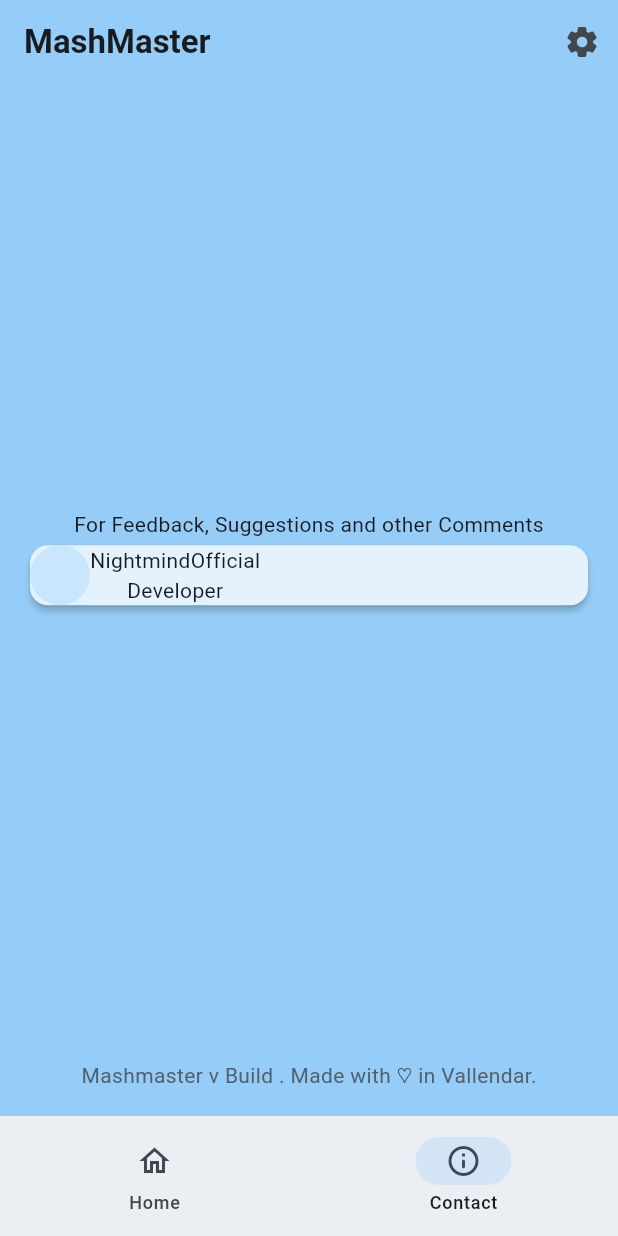
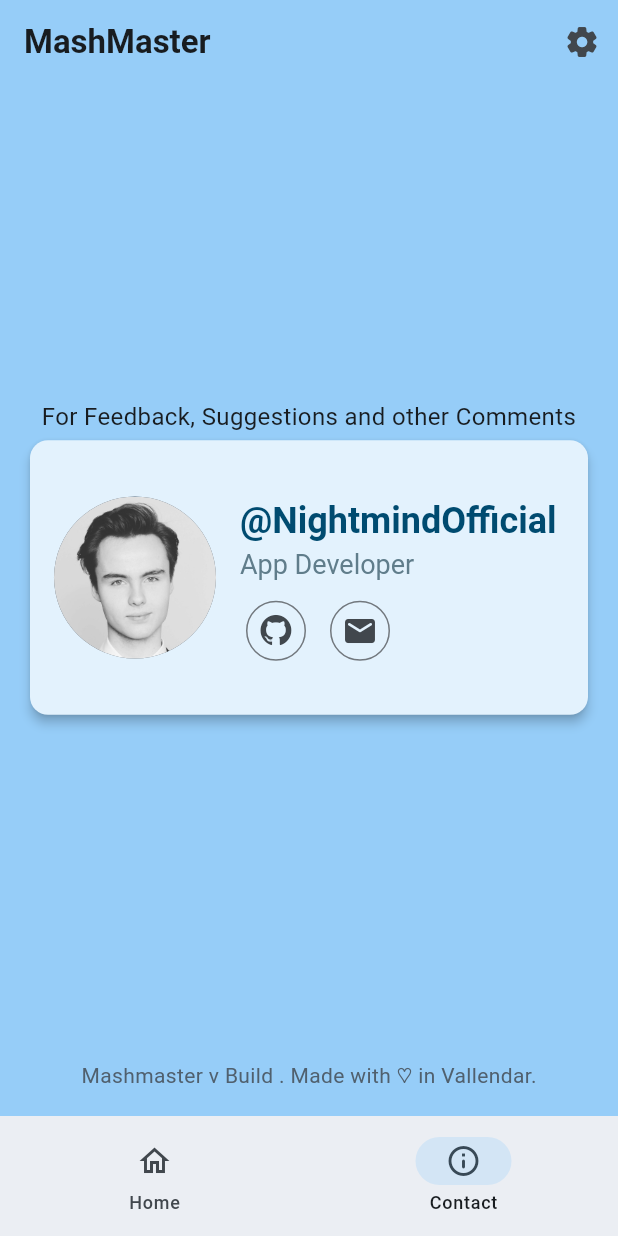
Before and after one commit to NightmindOfficial/mashmaster, a Flutter app: the ContactScreen screen opened by its route, on a phone screen of 412 x 824 dp. Run offline on Flutter 3.47's test engine with Material 3 defaults, Android fonts, the phone set to English and light mode, and no system bars; our stand-ins replace go_router; missing offline and left inert: flutter_app_info.

Commit message:
Implemented Settings, Contact Screen and URL Handling

```diff
--- a/lib/helpers/home_screen_cards.dart
+++ b/lib/helpers/home_screen_cards.dart
@@ -6,29 +6,35 @@ final List<ScreenCard> homeScreenCards = [
   ScreenCard(
     icon: Icons.clean_hands_rounded,
     title: "Reingungsmittel-Dosierer",
+    subtitle: "z.B. PBW, StarSan, SaniClean, ChemiPro Oxi",
     color: Colors.blue,
     location: HomeRoute.dosagecalc.path,
   ),
   ScreenCard(
     title: "Allgemeine Berechnungen",
+    subtitle:
+        "Alkoholgehalt, Kalorien, Refraktometrie, Boil-Off, Hydrometer-Korrektur, Karbonisierung",
     icon: Icons.calculate_rounded,
     color: Colors.teal,
     location: HomeRoute.generalcalc.path,
   ),
   ScreenCard(
     title: "Brau-Umrechnungen",
+    subtitle: "Extraktgehalt, Bierfarbe",
     icon: Icons.scale_rounded,
     color: Colors.amber,
     location: HomeRoute.brewcalc.path,
   ),
   ScreenCard(
     title: "Einheits-Umrechnungen",
+    subtitle: "Volumen, Gewicht, Temperatur",
     icon: Icons.format_underline_outlined,
     color: Colors.deepOrange,
     location: HomeRoute.unitcalc.path,
   ),
   ScreenCard(
     title: "Maische-Berechnungen",
+    subtitle: "Einmaisch- und Rasttemperatur, Maischekorbkalibrierung",
     icon: Icons.grain_rounded,
     color: Colors.brown,
     location: HomeRoute.mashcalc.path,
--- /dev/null
+++ b/lib/helpers/social_media_icon.dart
@@ -0,0 +1,85 @@
+// ignore_for_file: constant_identifier_names
+
+import 'package:flutter/widgets.dart';
+
+class SocialMediaIcon {
+  SocialMediaIcon._();
+
+  static const _kFontFam = 'SocialMediaIcons';
+
+  static const IconData medium = IconData(0xf23a, fontFamily: _kFontFam);
+  static const IconData stackoverflow = IconData(0xe800, fontFamily: _kFontFam);
+  static const IconData appstore = IconData(0xe801, fontFamily: _kFontFam);
+  static const IconData android = IconData(0xe802, fontFamily: _kFontFam);
+  static const IconData soundcloud = IconData(0xe803, fontFamily: _kFontFam);
+  static const IconData dribbble_circled = IconData(
+    0xf04f,
+    fontFamily: _kFontFam,
+  );
+  static const IconData twitter = IconData(0xf099, fontFamily: _kFontFam);
+  static const IconData facebook = IconData(0xf09a, fontFamily: _kFontFam);
+  static const IconData github_circled = IconData(
+    0xf09b,
+    fontFamily: _kFontFam,
+  );
+  static const IconData pinterest_circled = IconData(
+    0xf0d2,
+    fontFamily: _kFontFam,
+  );
+  static const IconData pinterest_squared = IconData(
+    0xf0d3,
+    fontFamily: _kFontFam,
+  );
+  static const IconData gplus = IconData(0xf0d5, fontFamily: _kFontFam);
+  static const IconData linkedin = IconData(0xf0e1, fontFamily: _kFontFam);
+  static const IconData youtube_squared = IconData(
+    0xf166,
+    fontFamily: _kFontFam,
+  );
+  static const IconData youtube = IconData(0xf167, fontFamily: _kFontFam);
+  static const IconData youtube_play = IconData(0xf16a, fontFamily: _kFontFam);
+  static const IconData dropbox = IconData(0xf16b, fontFamily: _kFontFam);
+  static const IconData instagram = IconData(0xf16d, fontFamily: _kFontFam);
+  static const IconData dribbble = IconData(0xf17d, fontFamily: _kFontFam);
+  static const IconData skype = IconData(0xf17e, fontFamily: _kFontFam);
+  static const IconData stackexchange = IconData(0xf18d, fontFamily: _kFontFam);
+  static const IconData google = IconData(0xf1a0, fontFamily: _kFontFam);
+  static const IconData reddit = IconData(0xf1a1, fontFamily: _kFontFam);
+  static const IconData reddit_squared = IconData(
+    0xf1a2,
+    fontFamily: _kFontFam,
+  );
+  static const IconData spotify = IconData(0xf1bc, fontFamily: _kFontFam);
+  static const IconData facebook_official = IconData(
+    0xf230,
+    fontFamily: _kFontFam,
+  );
+  static const IconData pinterest = IconData(0xf231, fontFamily: _kFontFam);
+  static const IconData whatsapp = IconData(0xf232, fontFamily: _kFontFam);
+  static const IconData reddit_alien = IconData(0xf281, fontFamily: _kFontFam);
+  static const IconData snapchat_ghost = IconData(
+    0xf2ac,
+    fontFamily: _kFontFam,
+  );
+  static const IconData snapchat_square = IconData(
+    0xf2ad,
+    fontFamily: _kFontFam,
+  );
+  static const IconData github_squared = IconData(
+    0xf300,
+    fontFamily: _kFontFam,
+  );
+  static const IconData twitter_squared = IconData(
+    0xf304,
+    fontFamily: _kFontFam,
+  );
+  static const IconData facebook_squared = IconData(
+    0xf308,
+    fontFamily: _kFontFam,
+  );
+  static const IconData linkedin_squared = IconData(
+    0xf30c,
+    fontFamily: _kFontFam,
+  );
+  static const IconData instagram_old = IconData(0xf31e, fontFamily: _kFontFam);
+}
--- /dev/null
+++ b/lib/helpers/url_handler.dart
@@ -0,0 +1,21 @@
+import 'package:url_launcher/url_launcher.dart';
+
+// Launches URLS in the standard browser. Helpful for Buttons etc.
+// usage: e.g. onTap: launchURL('https://onlyfans.com')
+
+// Generate an Uri out of an ordinary string
+
+Uri fromString(String input) {
+  return Uri.parse(input);
+}
+
+// To test whether the link has been opened, read out the Future<bool> return value of launchURL().
+
+Future<void> launchURL(
+  String url, {
+  LaunchMode mode = LaunchMode.platformDefault,
+}) async {
+  if (!await launchUrl(fromString(url), mode: mode)) {
+    throw 'Could not launch $url';
+  }
+}
--- a/lib/screens/contact_screen/contact_screen.dart
+++ b/lib/screens/contact_screen/contact_screen.dart
@@ -1,5 +1,7 @@
 import 'package:flutter/material.dart';
 import 'package:flutter_app_info/flutter_app_info.dart';
+import 'package:mashmaster/helpers/social_media_icon.dart';
+import 'package:mashmaster/helpers/url_handler.dart';
 
 class ContactScreen extends StatelessWidget {
   const ContactScreen({super.key});
@@ -16,20 +18,89 @@ class ContactScreen extends StatelessWidget {
             child: Column(
               mainAxisAlignment: MainAxisAlignment.center,
               children: [
-                Text("For Feedback, Suggestions and other Comments"),
+                Text(
+                  "For Feedback, Suggestions and other Comments",
+                  style: TextStyle(fontSize: 16),
+                  textAlign: TextAlign.center,
+                ),
                 Card(
                   color: Colors.blue[50],
-                  elevation: 2,
+                  elevation: 3,
+                  child: Padding(
+                    padding: const EdgeInsets.symmetric(
+                      horizontal: 16.0,
+                      vertical: 32.0,
+                    ),
                     child: Row(
                       children: [
-                      CircleAvatar(),
-                      Column(
+                        CircleAvatar(
+                          radius: 54,
+                          backgroundColor:
+                              Theme.of(context).colorScheme.secondary,
+                          foregroundImage: AssetImage(
+                            "assets/images/profile.jpg",
+                          ),
+                          child: const Text("NO"),
+                        ),
+                        Flexible(
+                          child: Padding(
+                            padding: const EdgeInsets.only(left: 16),
+                            child: Column(
                               children: [
-                          Text("NightmindOfficial"),
-                          Text("Developer"),
+                                ListTile(
+                                  minTileHeight: 0,
+                                  contentPadding: EdgeInsets.zero,
+                                  title: Text("@NightmindOfficial"),
+                                  subtitle: Text("App Developer"),
+                                  isThreeLine: false,
+                                  titleTextStyle: TextStyle(
+                                    fontSize: 24,
+                                    color:
+                                        Theme.of(
+                                          context,
+                                        ).colorScheme.onPrimaryContainer,
+                                    fontWeight: FontWeight.bold,
+                                  ),
+                                  subtitleTextStyle: TextStyle(
+                                    fontSize: 18,
+                                    color: Colors.blueGrey,
+                                    height: 1.5,
+                                  ),
+                                ),
+                                Row(
+                                  mainAxisAlignment: MainAxisAlignment.start,
+                                  children: [
+                                    IconButton.outlined(
+                                      onPressed:
+                                          () => launchURL(
+                                            'https://github.com/NightmindOfficial',
+                                          ),
+                                      icon: Icon(
+                                        SocialMediaIcon.github_circled,
+                                      ),
+                                      style: IconButton.styleFrom(
+                                        backgroundColor: Colors.blue[50],
+                                      ),
+                                    ),
+                                    SizedBox(width: 8),
+                                    IconButton.outlined(
+                                      onPressed:
+                                          () => launchURL(
+                                            'mailto:mail@otismohr.de?subject=Mashmaster User Feedback',
+                                          ),
+                                      icon: Icon(Icons.email_rounded),
+                                      style: IconButton.styleFrom(
+                                        backgroundColor: Colors.blue[50],
+                                      ),
+                                    ),
                                   ],
                                 ),
                               ],
+                            ),
+                          ),
+                        ),
+                      ],
+                    ),
                   ),
                 ),
               ],
--- a/lib/screens/home_screen/home_screen.dart
+++ b/lib/screens/home_screen/home_screen.dart
@@ -14,6 +14,7 @@ class HomeScreen extends StatelessWidget {
         itemBuilder: (BuildContext context, int index) {
           return ScreenCard(
             title: homeScreenCards[index].title,
+            subtitle: homeScreenCards[index].subtitle,
             icon: homeScreenCards[index].icon,
             color: homeScreenCards[index].color,
             location: homeScreenCards[index].location,
--- a/lib/widgets/screen_card.dart
+++ b/lib/widgets/screen_card.dart
@@ -3,6 +3,7 @@ import 'package:go_router/go_router.dart';
 
 class ScreenCard extends StatelessWidget {
   final String _title;
+  final String? _subtitle;
   final IconData _icon;
   final MaterialColor _color;
   final String? _location;
@@ -13,6 +14,7 @@ class ScreenCard extends StatelessWidget {
     required String title,
     required IconData icon,
     required MaterialColor color,
+    String? subtitle,
     String? location,
     Function? onTap,
   }) : assert(
@@ -21,11 +23,13 @@ class ScreenCard extends StatelessWidget {
        ),
        _color = color,
        _title = title,
+       _subtitle = subtitle,
        _icon = icon,
        _location = location,
        _onTap = onTap;
 
   String get title => _title;
+  String? get subtitle => _subtitle;
   IconData get icon => _icon;
   MaterialColor get color => _color;
   String? get location => _location;
@@ -40,7 +44,6 @@ class ScreenCard extends StatelessWidget {
         onTap:
             _location != null
                 ? () {
-                  print("Pushing to $_location");
                   context.push(_location);
                 }
                 : () => _onTap,
@@ -79,12 +82,23 @@ class ScreenCard extends StatelessWidget {
                 ),
               ),
               Container(
-                height: 50,
+                height: 70,
                 alignment: Alignment.centerLeft,
                 padding: EdgeInsets.symmetric(horizontal: 8),
-                child: Text(
-                  _title,
-                  style: TextStyle(fontSize: 18, fontWeight: FontWeight.bold),
+                child: ListTile(
+                  minTileHeight: 0,
+                  title: Text(_title),
+                  subtitle: _subtitle != null ? Text(_subtitle) : null,
+                  contentPadding: EdgeInsets.only(left: 4),
+                  titleTextStyle: TextStyle(
+                    fontSize: 20,
+                    fontWeight: FontWeight.bold,
+                    color: Theme.of(context).colorScheme.secondary,
+                  ),
+                  subtitleTextStyle: TextStyle(
+                    fontWeight: FontWeight.bold,
+                    color: Colors.black,
+                  ),
                 ),
               ),
             ],
```
Also changed, not shown: pubspec.yaml (+18 -14 lines), assets/fonts/SocialMediaIcons.ttf (added), assets/images/profile.jpg (added), pubspec.lock, 8 other files. Lines whose indentation alone changed are shown as unchanged.
